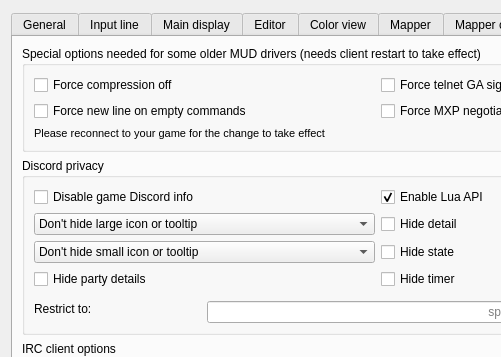
This is src/ui/profile_preferences.ui in vadi2/Mudlet as Qt 5 draws it before an edit; both pictures show x 0 to 501 and y 0 to 357 of the 755 by 747 pixel window. The edited form follows.
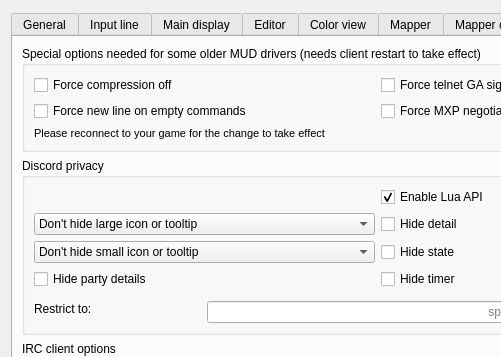
This is the edited form. Icons and pictures are not drawn. Custom widgets are drawn as their Qt base class.

Commit message: Remove duplicate option for allowing server-side Discord

Diff of the .ui file:
```diff
--- a/src/ui/profile_preferences.ui
+++ b/src/ui/profile_preferences.ui
@@ -2255,13 +2255,6 @@
           <string>Discord privacy</string>
          </property>
          <layout class="QGridLayout" name="gridLayout_2">
-          <item row="0" column="0" colspan="2">
-           <widget class="QCheckBox" name="checkBox_discordServerAccess">
-            <property name="text">
-             <string>Disable game Discord info</string>
-            </property>
-           </widget>
-          </item>
           <item row="1" column="0" colspan="2">
            <widget class="QComboBox" name="comboBox_discordLargeIconPrivacy">
             <item>
```
The commit also changes 5 other files.
